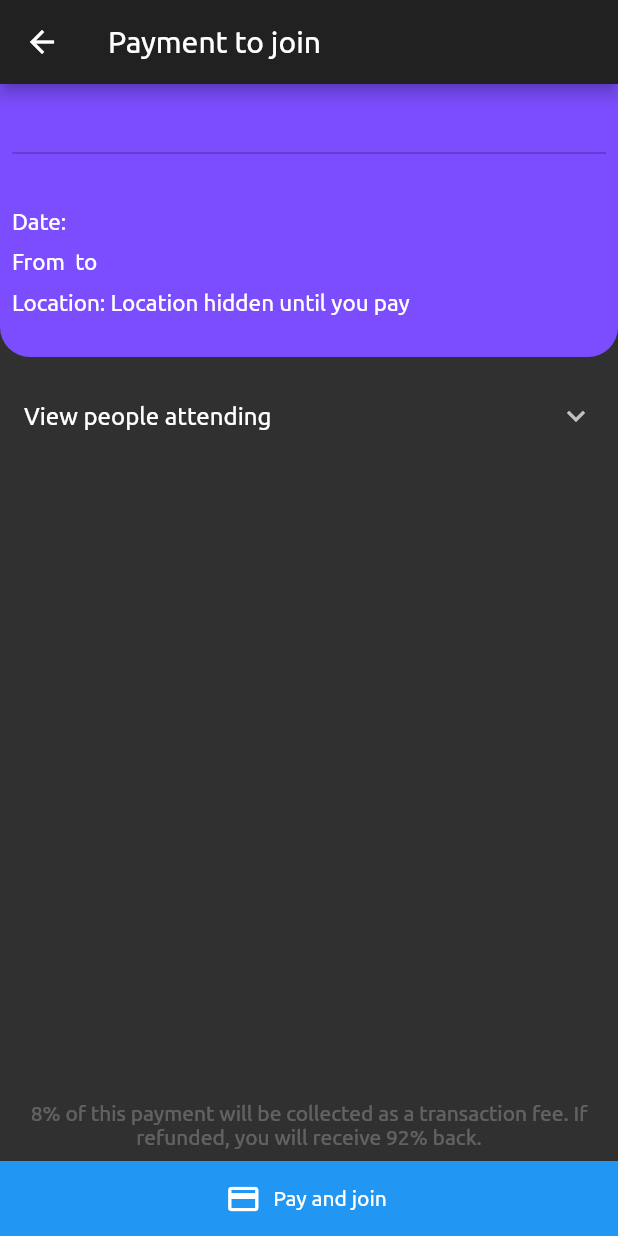
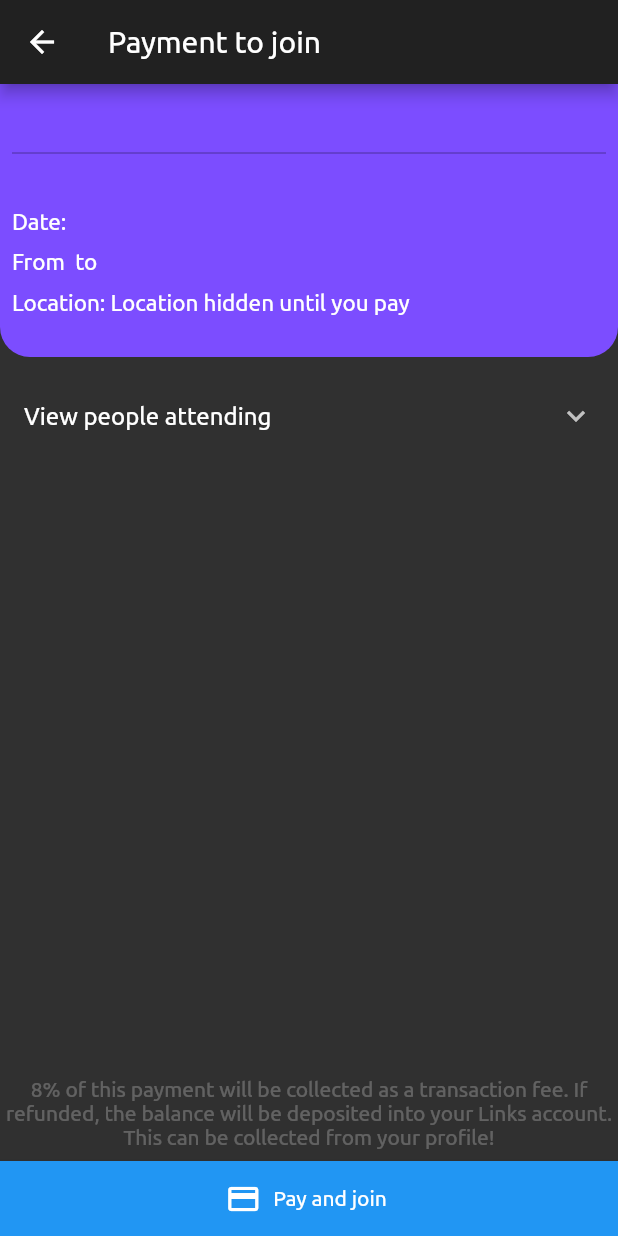
Before and after one commit to aheschl1/Links, a Flutter app: the PaymentMainPage screen opened directly with empty values, on a phone screen of 412 x 824 dp. Run offline on Flutter 3.47's test engine with Material 2 defaults, Android fonts, the phone set to English and light mode, and no system bars; our stand-ins replace animated_text_kit, cloud_firestore, connectivity, firebase_auth, firebase_core, firebase_messaging and 6 more; missing offline and left inert: flutter_braintree, geoflutterfire, place_picker, searchable_dropdown; accounts and stored records are empty; project files that could hold a hidden picture were left out.

Commit message:
Beta 1 ready

```diff
--- a/lib/payments/screens/payment_1.dart
+++ b/lib/payments/screens/payment_1.dart
@@ -135,7 +135,7 @@ class _PaymentMainPageState extends State<PaymentMainPage> {
           ViewUsersInGroup(event: event, onTap: viewFriendProfile,),
           Spacer(),
           Text(
-            '8% of this payment will be collected as a transaction fee. If refunded, you will receive 92% back.',
+            '8% of this payment will be collected as a transaction fee. If refunded, the balance will be deposited into your Links account. This can be collected from your profile!',
             style: TextStyle(
               color: Colors.white24,
             ),
--- a/pubspec.yaml
+++ b/pubspec.yaml
@@ -47,6 +47,7 @@ dependencies:
   animated_text_kit: ^4.2.1
   google_mobile_ads: ^0.13.0
   native_admob_flutter: ^1.4.0
+  firebase_crashlytics: ^2.1.1
 
 dev_dependencies:
   flutter_test:
```
Also changed, not shown: pubspec.lock, 2 other files.
